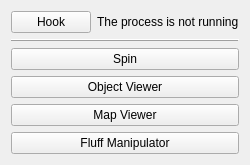
First picture: the form in MainWindow.ui, repository Goldfire711/sms-tools, before the edit.
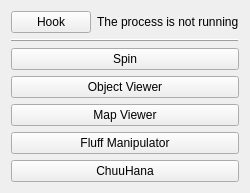
Second picture: the form after the edit.

Commit message: Add ChuuHanaViewer (wip) 鏡Lだけ表示

Diff of the .ui file:
```diff
--- a/MainWindow.ui
+++ b/MainWindow.ui
@@ -7,7 +7,7 @@
     <x>0</x>
     <y>0</y>
     <width>235</width>
-    <height>152</height>
+    <height>181</height>
    </rect>
   </property>
   <property name="windowTitle">
@@ -104,6 +104,13 @@
       </property>
      </widget>
     </item>
+    <item>
+     <widget class="QPushButton" name="button_widget_chuuhana">
+      <property name="text">
+       <string>ChuuHana</string>
+      </property>
+     </widget>
+    </item>
     <item>
      <spacer name="verticalSpacer">
       <property name="orientation">
```
The commit also changes 7 other files.
